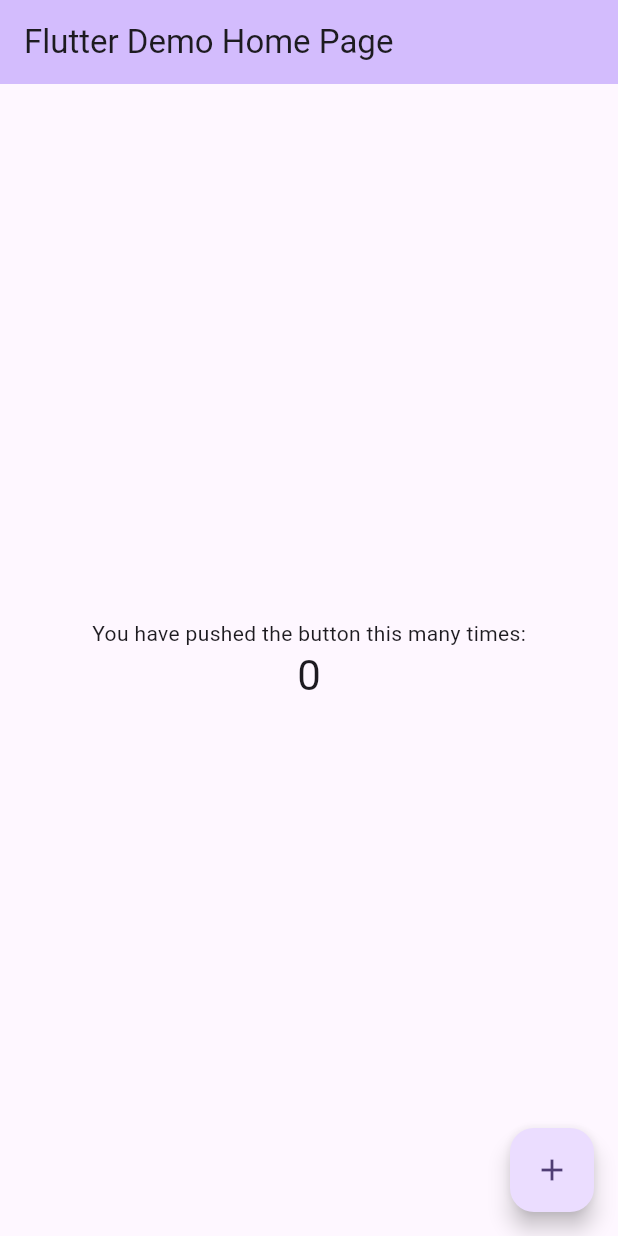
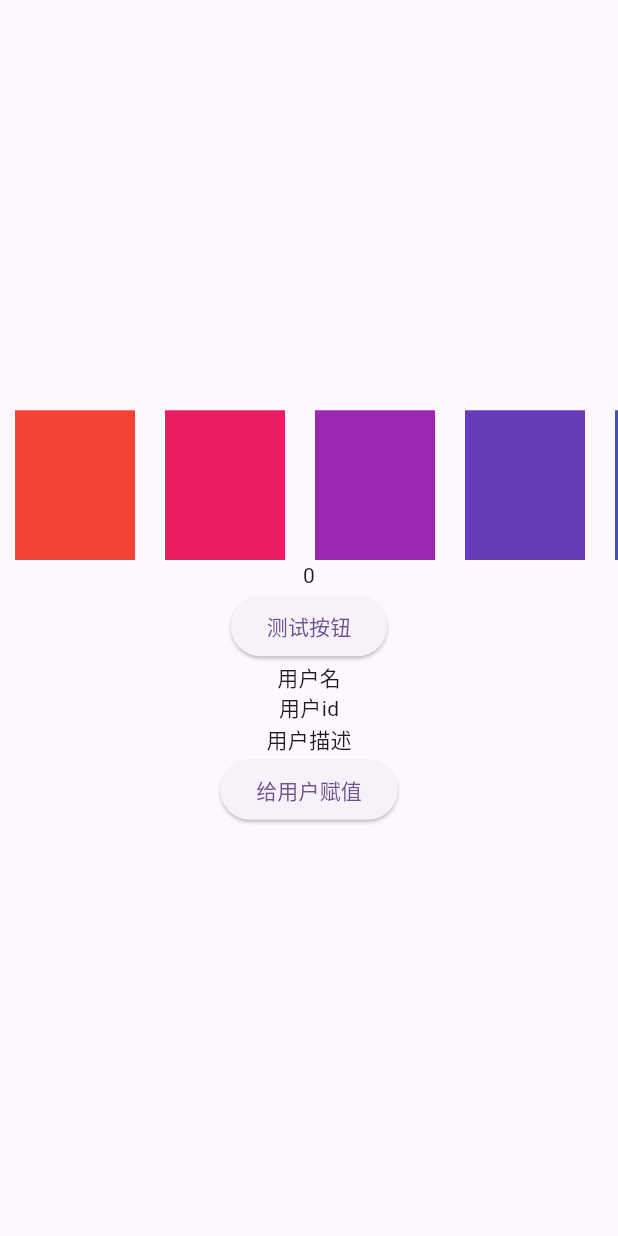
Before and after one commit to YeFei572/flutter_actions, a Flutter app: the screen it shows after launch, on a phone screen of 412 x 824 dp. Run offline on Flutter 3.47's test engine with Material 2 defaults, Android fonts, the phone set to English and light mode, and no system bars; our stand-ins replace flutter_riverpod.

Commit message:
update how use flutter_riverpod

```diff
--- a/lib/main.dart
+++ b/lib/main.dart
@@ -1,7 +1,12 @@
+import 'package:demo02/page/home_page.dart';
 import 'package:flutter/material.dart';
+import 'package:flutter_riverpod/flutter_riverpod.dart';
 
 void main() {
-  runApp(const MyApp());
+  WidgetsFlutterBinding.ensureInitialized();
+  runApp(const ProviderScope(
+    child: MyApp(),
+  ));
 }
 
 class MyApp extends StatelessWidget {
@@ -13,113 +18,10 @@ class MyApp extends StatelessWidget {
     return MaterialApp(
       title: 'Flutter Demo',
       theme: ThemeData(
-        // This is the theme of your application.
-        //
-        // TRY THIS: Try running your application with "flutter run". You'll see
-        // the application has a blue toolbar. Then, without quitting the app,
-        // try changing the seedColor in the colorScheme below to Colors.green
-        // and then invoke "hot reload" (save your changes or press the "hot
-        // reload" button in a Flutter-supported IDE, or press "r" if you used
-        // the command line to start the app).
-        //
-        // Notice that the counter didn't reset back to zero; the application
-        // state is not lost during the reload. To reset the state, use hot
-        // restart instead.
-        //
-        // This works for code too, not just values: Most code changes can be
-        // tested with just a hot reload.
         colorScheme: ColorScheme.fromSeed(seedColor: Colors.deepPurple),
         useMaterial3: true,
       ),
-      home: const MyHomePage(title: 'Flutter Demo Home Page'),
+      home: const HomePage(),
     );
   }
 }
-
-class MyHomePage extends StatefulWidget {
-  const MyHomePage({super.key, required this.title});
-
-  // This widget is the home page of your application. It is stateful, meaning
-  // that it has a State object (defined below) that contains fields that affect
-  // how it looks.
-
-  // This class is the configuration for the state. It holds the values (in this
-  // case the title) provided by the parent (in this case the App widget) and
-  // used by the build method of the State. Fields in a Widget subclass are
-  // always marked "final".
-
-  final String title;
-
-  @override
-  State<MyHomePage> createState() => _MyHomePageState();
-}
-
-class _MyHomePageState extends State<MyHomePage> {
-  int _counter = 0;
-
-  void _incrementCounter() {
-    setState(() {
-      // This call to setState tells the Flutter framework that something has
-      // changed in this State, which causes it to rerun the build method below
-      // so that the display can reflect the updated values. If we changed
-      // _counter without calling setState(), then the build method would not be
-      // called again, and so nothing would appear to happen.
-      _counter++;
-    });
-  }
-
-  @override
-  Widget build(BuildContext context) {
-    // This method is rerun every time setState is called, for instance as done
-    // by the _incrementCounter method above.
-    //
-    // The Flutter framework has been optimized to make rerunning build methods
-    // fast, so that you can just rebuild anything that needs updating rather
-    // than having to individually change instances of widgets.
-    return Scaffold(
-      appBar: AppBar(
-        // TRY THIS: Try changing the color here to a specific color (to
-        // Colors.amber, perhaps?) and trigger a hot reload to see the AppBar
-        // change color while the other colors stay the same.
-        backgroundColor: Theme.of(context).colorScheme.inversePrimary,
-        // Here we take the value from the MyHomePage object that was created by
-        // the App.build method, and use it to set our appbar title.
-        title: Text(widget.title),
-      ),
-      body: Center(
-        // Center is a layout widget. It takes a single child and positions it
-        // in the middle of the parent.
-        child: Column(
-          // Column is also a layout widget. It takes a list of children and
-          // arranges them vertically. By default, it sizes itself to fit its
-          // children horizontally, and tries to be as tall as its parent.
-          //
-          // Column has various properties to control how it sizes itself and
-          // how it positions its children. Here we use mainAxisAlignment to
-          // center the children vertically; the main axis here is the vertical
-          // axis because Columns are vertical (the cross axis would be
-          // horizontal).
-          //
-          // TRY THIS: Invoke "debug painting" (choose the "Toggle Debug Paint"
-          // action in the IDE, or press "p" in the console), to see the
-          // wireframe for each widget.
-          mainAxisAlignment: MainAxisAlignment.center,
-          children: <Widget>[
-            const Text(
-              'You have pushed the button this many times:',
-            ),
-            Text(
-              '$_counter',
-              style: Theme.of(context).textTheme.headlineMedium,
-            ),
-          ],
-        ),
-      ),
-      floatingActionButton: FloatingActionButton(
-        onPressed: _incrementCounter,
-        tooltip: 'Increment',
-        child: const Icon(Icons.add),
-      ), // This trailing comma makes auto-formatting nicer for build methods.
-    );
-  }
-}
--- /dev/null
+++ b/lib/page/home_page.dart
@@ -0,0 +1,83 @@
+import 'dart:math';
+
+import 'package:demo02/provider/demo_provider.dart';
+import 'package:demo02/provider/user_provider.dart';
+import 'package:flutter/material.dart';
+import 'package:flutter_riverpod/flutter_riverpod.dart';
+
+class HomePage extends ConsumerStatefulWidget {
+  const HomePage({super.key});
+
+  @override
+  ConsumerState<ConsumerStatefulWidget> createState() => HomePageState();
+}
+
+class HomePageState extends ConsumerState<HomePage> {
+  @override
+  Widget build(BuildContext context) {
+    return Scaffold(
+      body: SizedBox(
+        width: double.infinity,
+        child: Column(
+          mainAxisAlignment: MainAxisAlignment.center,
+          crossAxisAlignment: CrossAxisAlignment.center,
+          children: [
+            SizedBox(
+              height: 100,
+              width: double.infinity,
+              child: ListView.builder(
+                scrollDirection: Axis.horizontal,
+                physics: const BouncingScrollPhysics(),
+                itemExtent: 100,
+                itemBuilder: (context, index) {
+                  debugPrint("----重构 ${DateTime.now().millisecond}");
+                  return Container(
+                    margin: const EdgeInsets.symmetric(horizontal: 10),
+                    width: 100,
+                    height: 10,
+                    color: Colors.primaries[index],
+                  );
+                },
+                itemCount: 10,
+              ),
+            ),
+
+            /// 加一个Consumer包裹在外面，其他的可以不重绘，转而只重绘该组件
+            Consumer(builder: (context, ref, _) {
+              final demo = ref.watch(demoProvider);
+              return Text(demo.toString());
+            }),
+            ElevatedButton(
+              child: const Text("测试按钮"),
+              onPressed: () {
+                ref.read(demoProvider.notifier).add(10);
+              },
+            ),
+            Consumer(builder: (context, ref, _) {
+              debugPrint("----开始重绘用户信息---${Random().nextInt(100)}");
+              final userInfo = ref.watch(userProvider);
+              return Column(
+                children: [
+                  Text(userInfo.username ?? '用户名'),
+                  Text(userInfo.id == null ? '用户id' : userInfo.id.toString()),
+                  Text(userInfo.description ?? '用户描述'),
+                ],
+              );
+            }),
+            ElevatedButton(
+              child: const Text('给用户赋值'),
+              onPressed: () {
+                debugPrint("给用户开始赋值。。。");
+                ref.read(userProvider.notifier).updateUser(
+                      'keppelfei@gmail.com',
+                      10086,
+                      'this is a fantastic description, pls be free to help you improve',
+                    );
+              },
+            ),
+          ],
+        ),
+      ),
+    );
+  }
+}
--- /dev/null
+++ b/lib/provider/demo_provider.dart
@@ -0,0 +1,13 @@
+import 'package:flutter_riverpod/flutter_riverpod.dart';
+
+class NumberNotifier extends StateNotifier<int> {
+  NumberNotifier() : super(0);
+
+  void add(int a) => state += a;
+
+  void subtract(int a) => state -= a;
+}
+
+final demoProvider = StateNotifierProvider<NumberNotifier, int>((ref) {
+  return NumberNotifier();
+});
```
Also changed, not shown: lib/provider/user_provider.dart (added, +29 -0 lines), pubspec.yaml (+1 -21 lines), pubspec.lock, 1 other file.
